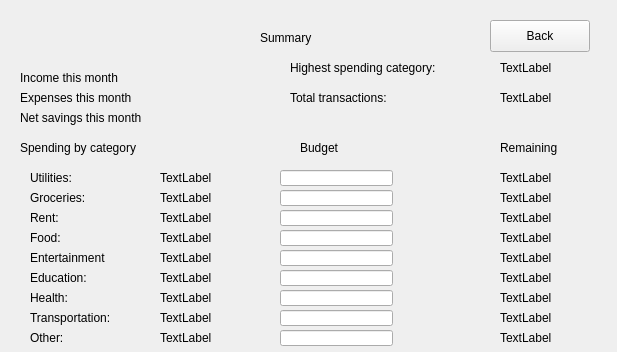
The window that statistics.ui (mostafaaminn/smartbudget) describes before a commit, drawn with Qt 5.
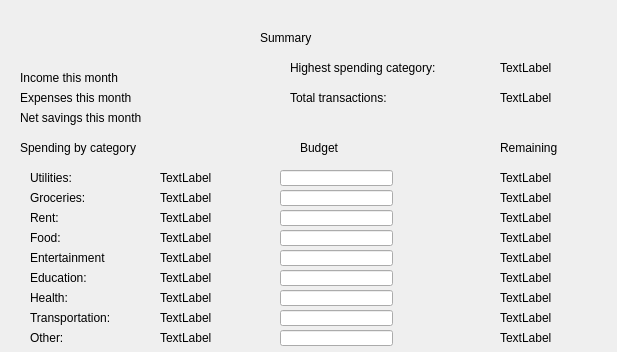
The same window after the commit.

The edit to the form file:
```diff
--- a/statistics.ui
+++ b/statistics.ui
@@ -403,19 +403,6 @@
     <string>TextLabel</string>
    </property>
   </widget>
-  <widget class="QPushButton" name="back1Button">
-   <property name="geometry">
-    <rect>
-     <x>490</x>
-     <y>20</y>
-     <width>100</width>
-     <height>32</height>
-    </rect>
-   </property>
-   <property name="text">
-    <string>Back</string>
-   </property>
-  </widget>
   <widget class="QLineEdit" name="budgetUtilities">
    <property name="geometry">
     <rect>
```
